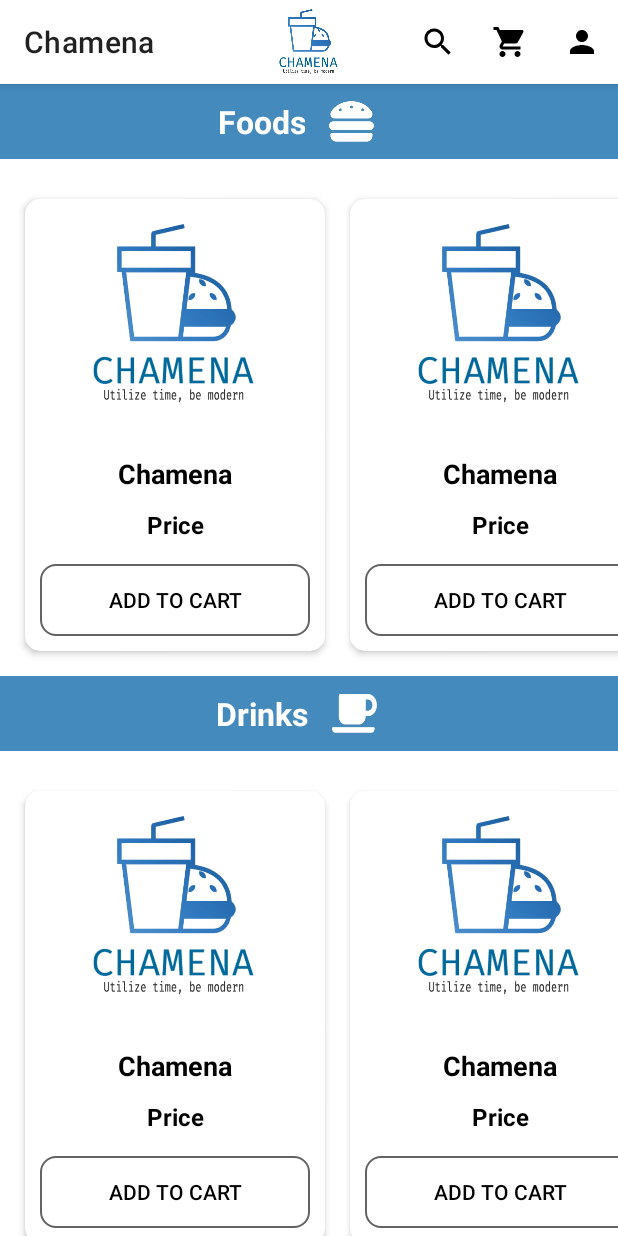
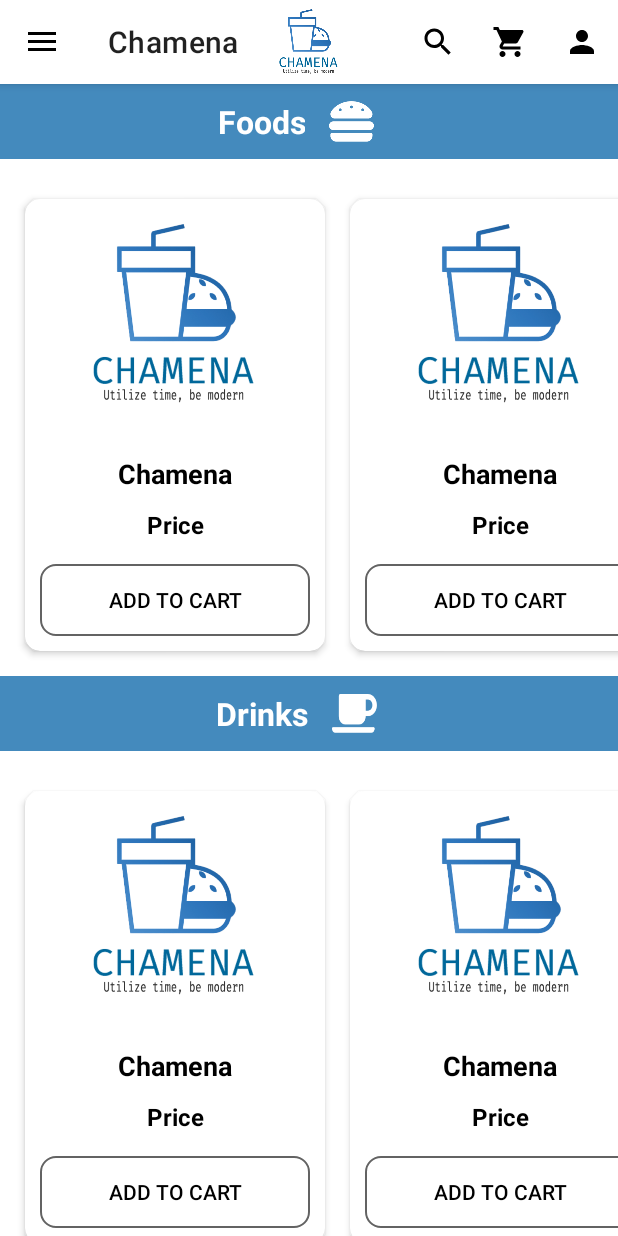
Before and after one commit to Sandesh621/Chamena, an Android app: the screen it shows after launch (MainActivity), on a phone screen of 412 x 824 dp. Run offline under Robolectric (Android 15) with nearby library versions, the phone set to English and light mode, and no system bars; our stand-ins replace Firebase (no records; nobody signed in at launch, a user with empty details on screens opened directly).

Commit message:
Added Admin layout

```diff
--- a/app/src/main/java/com/bcis/chamena/MainActivity.java
+++ b/app/src/main/java/com/bcis/chamena/MainActivity.java
@@ -1,7 +1,10 @@
 package com.bcis.chamena;
 
 import androidx.annotation.NonNull;
+import androidx.appcompat.app.ActionBarDrawerToggle;
 import androidx.appcompat.app.AppCompatActivity;
+import androidx.fragment.app.Fragment;
+import androidx.fragment.app.FragmentManager;
 import androidx.recyclerview.widget.LinearLayoutManager;
 import androidx.recyclerview.widget.RecyclerView;
 
@@ -21,6 +24,8 @@ import com.bcis.chamena.common.RecyclerViewMargin;
 import com.bcis.chamena.databinding.ActivityMainBinding;
 import com.bcis.chamena.databinding.FoodItemBinding;
 import com.bcis.chamena.databinding.FoodItemLayoutBinding;
+import com.bcis.chamena.fragment.AdminHomeFragment;
+import com.bcis.chamena.fragment.UserHomeFragment;
 import com.bcis.chamena.login.LoginActivity;
 import com.google.firebase.auth.FirebaseAuth;
 
@@ -29,16 +34,16 @@ import java.util.ArrayList;
 public class MainActivity extends AppCompatActivity {
 
     ActivityMainBinding binding;
-    ArrayList<Dummy> data = new ArrayList<>();
+
+    public ActionBarDrawerToggle actionBarDrawerToggle;
+
     @Override
     protected void onCreate(Bundle savedInstanceState) {
         super.onCreate(savedInstanceState);
         binding= ActivityMainBinding.inflate(getLayoutInflater());
-        setSupportActionBar(binding.toolbar);
         setContentView(binding.getRoot());
-       loadData();
-       bindView();
-
+       setUpToolbar();
+       setUpDrawer();
        //Todo: Dummy
         binding.logo.setOnClickListener(new View.OnClickListener() {
             @Override
@@ -53,31 +58,33 @@ public class MainActivity extends AppCompatActivity {
 
     }
 
-    void loadData(){
-                ArrayList<String> items = new ArrayList<String>();
-        for(int i=0;i<10;i++){
-            items.add("Item "+i);
+    @Override
+    protected void onStart() {
+        super.onStart();
+        if(FirebaseAuth.getInstance().getUid()==null){
+            changeFragment(new UserHomeFragment());
+        }else{
+            changeFragment(new AdminHomeFragment());
         }
-        data.add(new Dummy("Foods",items,R.drawable.burger));
-        data.add(new Dummy("Drinks",items,R.drawable.cup));
     }
-    void bindView(){
 
-        for (Dummy item:data) {
-            FoodItemLayoutBinding foodItemBinding = FoodItemLayoutBinding.inflate(getLayoutInflater());
-            foodItemBinding.category.setText(item.category);
-            foodItemBinding.image.setImageDrawable(getDrawable(item.icon));
-            FoodItemAdapter adapter = new FoodItemAdapter(item.items);
-        RecyclerView.LayoutManager manager = new LinearLayoutManager(this,LinearLayoutManager.HORIZONTAL,false);
-        RecyclerView foodRecyclerView = foodItemBinding.foodItemList;
-        foodRecyclerView.setLayoutManager(manager);
-        foodRecyclerView.setHasFixedSize(true);
-        foodRecyclerView.addItemDecoration(new RecyclerViewMargin(25,item.items.size()));
-        foodRecyclerView.setAdapter(adapter);
-        binding.root.addView(foodItemBinding.getRoot());
-        }
+    void changeFragment(Fragment fragment){
+        FragmentManager fragmentManager = getSupportFragmentManager();
+        fragmentManager.beginTransaction().replace(R.id.container, fragment).commit();
+    }
 
+    void setUpToolbar(){
+        setSupportActionBar(binding.toolbar);
+        getSupportActionBar().setDisplayShowHomeEnabled(true);
+        getSupportActionBar().setDisplayHomeAsUpEnabled(true);
     }
+    void setUpDrawer(){
+        actionBarDrawerToggle = new ActionBarDrawerToggle(this, binding.drawer,binding.toolbar, R.string.nav_open, R.string.nav_close);
+        actionBarDrawerToggle.getDrawerArrowDrawable().setColor(getResources().getColor(R.color.black));
+        binding.drawer.addDrawerListener(actionBarDrawerToggle);
+        actionBarDrawerToggle.syncState();
+    }
+
 
     @Override
     public boolean onCreateOptionsMenu(Menu menu) {
@@ -106,14 +113,3 @@ public class MainActivity extends AppCompatActivity {
         return super.onOptionsItemSelected(item);
     }
 }
-
-class Dummy{
-    String category;
-    ArrayList<String> items;
-    int icon;
-    Dummy(String category,ArrayList<String> items,int icon){
-        this.category=category;
-        this.items=items;
-        this.icon=icon;
-    }
-}
--- /dev/null
+++ b/app/src/main/java/com/bcis/chamena/fragment/UserHomeFragment.java
@@ -0,0 +1,72 @@
+package com.bcis.chamena.fragment;
+
+import android.os.Bundle;
+import android.view.LayoutInflater;
+import android.view.View;
+import android.view.ViewGroup;
+
+import androidx.annotation.NonNull;
+import androidx.annotation.Nullable;
+import androidx.fragment.app.Fragment;
+import androidx.recyclerview.widget.LinearLayoutManager;
+import androidx.recyclerview.widget.RecyclerView;
+
+import com.bcis.chamena.R;
+import com.bcis.chamena.adapter.FoodItemAdapter;
+import com.bcis.chamena.common.RecyclerViewMargin;
+import com.bcis.chamena.databinding.FoodItemLayoutBinding;
+import com.bcis.chamena.databinding.UserHomeLayoutBinding;
+
+import java.util.ArrayList;
+
+public class UserHomeFragment extends Fragment {
+    UserHomeLayoutBinding binding;
+    ArrayList<Dummy> data = new ArrayList<>();
+    @Nullable
+    @Override
+    public View onCreateView(@NonNull LayoutInflater inflater, @Nullable ViewGroup container, @Nullable Bundle savedInstanceState) {
+        binding = UserHomeLayoutBinding.inflate(getLayoutInflater());
+        loadData();
+        bindView();
+        return binding.getRoot();
+    }
+    void bindView(){
+
+        for (Dummy item:data) {
+            FoodItemLayoutBinding foodItemBinding = FoodItemLayoutBinding.inflate(getLayoutInflater());
+            foodItemBinding.category.setText(item.category);
+            foodItemBinding.image.setImageDrawable(getContext().getDrawable(item.icon));
+            FoodItemAdapter adapter = new FoodItemAdapter(item.items);
+            RecyclerView.LayoutManager manager = new LinearLayoutManager(getContext(),LinearLayoutManager.HORIZONTAL,false);
+            RecyclerView foodRecyclerView = foodItemBinding.foodItemList;
+            foodRecyclerView.setLayoutManager(manager);
+            foodRecyclerView.setHasFixedSize(true);
+            foodRecyclerView.addItemDecoration(new RecyclerViewMargin(25,item.items.size()));
+            foodRecyclerView.setAdapter(adapter);
+            binding.root.addView(foodItemBinding.getRoot());
+        }
+
+    }
+
+    void loadData(){
+        ArrayList<String> items = new ArrayList<String>();
+        for(int i=0;i<10;i++){
+            items.add("Item "+i);
+        }
+        data.add(new Dummy("Foods",items, R.drawable.burger));
+        data.add(new Dummy("Drinks",items,R.drawable.cup));
+    }
+
+
+}
+
+class Dummy{
+    String category;
+    ArrayList<String> items;
+    int icon;
+    Dummy(String category,ArrayList<String> items,int icon){
+        this.category=category;
+        this.items=items;
+        this.icon=icon;
+    }
+}
--- a/app/src/main/java/com/bcis/chamena/login/LoginActivity.java
+++ b/app/src/main/java/com/bcis/chamena/login/LoginActivity.java
@@ -48,6 +48,7 @@ public class LoginActivity extends AppCompatActivity {
                 if(status==Status.COMPLETED){
                     Intent intent =new Intent(LoginActivity.this, MainActivity.class);
                     startActivity(intent);
+                    finish();
                 }
 
             }
--- a/app/src/main/java/com/bcis/chamena/register/Register.java
+++ b/app/src/main/java/com/bcis/chamena/register/Register.java
@@ -71,7 +71,6 @@ public class Register extends AppCompatActivity {
         binding.email.setText("");
         binding.pswd.setText("");
         binding.cpswd.setText("");
-
     }
 
 
--- a/app/src/main/res/layout/activity_main.xml
+++ b/app/src/main/res/layout/activity_main.xml
@@ -1,12 +1,30 @@
 <?xml version="1.0" encoding="utf-8"?>
-<LinearLayout xmlns:android="http://schemas.android.com/apk/res/android"
+<androidx.drawerlayout.widget.DrawerLayout xmlns:android="http://schemas.android.com/apk/res/android"
     xmlns:app="http://schemas.android.com/apk/res-auto"
     xmlns:tools="http://schemas.android.com/tools"
     android:layout_width="match_parent"
     android:layout_height="match_parent"
     tools:context=".MainActivity"
     android:background="@color/white"
+    android:orientation="vertical"
+    android:id="@+id/drawer">
+
+    <com.google.android.material.navigation.NavigationView
+        android:layout_width="wrap_content"
+        android:layout_height="match_parent"
+        app:headerLayout="@layout/header_layout"
+        android:fitsSystemWindows="true"
+        app:itemIconTint="@color/black"
+        android:background="@color/white"
+        app:itemTextColor="@color/black"
+        android:layout_gravity="start"
+        app:menu="@menu/chamena_navbar" />
+
+<LinearLayout
+    android:layout_width="match_parent"
+    android:layout_height="wrap_content"
     android:orientation="vertical">
+
     <com.google.android.material.appbar.AppBarLayout
         android:layout_width="match_parent"
         android:layout_height="?attr/actionBarSize"
@@ -14,8 +32,8 @@
         <androidx.appcompat.widget.Toolbar
             android:id="@+id/toolbar"
             android:layout_width="match_parent"
-         android:layout_height="?attr/actionBarSize"
-         app:title="@string/app_name">
+            app:title=""
+            android:layout_height="?attr/actionBarSize">
             <ImageView
                 android:id="@+id/logo"
                 android:src="@drawable/logo"
@@ -27,14 +45,15 @@
 
     </com.google.android.material.appbar.AppBarLayout>
 
-  <androidx.core.widget.NestedScrollView
-      android:layout_width="wrap_content"
-      android:layout_height="wrap_content">
-      <LinearLayout
-          android:id="@+id/root"
-          android:orientation="vertical"
+
+    <FrameLayout
+        android:id="@+id/container"
         android:layout_width="match_parent"
-          android:layout_height="wrap_content"/>
-  </androidx.core.widget.NestedScrollView>
+        android:layout_height="match_parent"/>
+
+
 
 </LinearLayout>
+
+
+</androidx.drawerlayout.widget.DrawerLayout>
--- /dev/null
+++ b/app/src/main/res/layout/user_home_layout.xml
@@ -0,0 +1,10 @@
+<?xml version="1.0" encoding="utf-8"?>
+<androidx.core.widget.NestedScrollView xmlns:android="http://schemas.android.com/apk/res/android"
+    android:layout_width="match_parent"
+    android:layout_height="match_parent">
+        <LinearLayout
+            android:id="@+id/root"
+            android:orientation="vertical"
+            android:layout_width="match_parent"
+            android:layout_height="wrap_content"/>
+</androidx.core.widget.NestedScrollView>
--- a/app/src/main/res/values/strings.xml
+++ b/app/src/main/res/values/strings.xml
@@ -10,5 +10,7 @@
     <string name="name">Full Name</string>
     <string name="register">Register</string>
     <string name="login">Login</string>
+    <string name="nav_open">Open</string>
+    <string name="nav_close">Close</string>
 
 </resources>
--- a/app/src/main/res/values/style.xml
+++ b/app/src/main/res/values/style.xml
@@ -9,5 +9,6 @@
     <dimen name="title_font_size">18sp</dimen>
     <dimen name="body_font_size">16sp</dimen>
     <dimen name="default_elevation">5dp</dimen>
+    <dimen name="header_font_size">21sp</dimen>
 
 </resources>
```
Also changed, not shown: app/src/main/java/com/bcis/chamena/fragment/AdminHomeFragment.java (added, +30 -0 lines), app/src/main/res/layout/admin_home_layout.xml (added, +21 -0 lines), app/src/main/res/layout/header_layout.xml (added, +31 -0 lines). Lines whose indentation alone changed are shown as unchanged.
